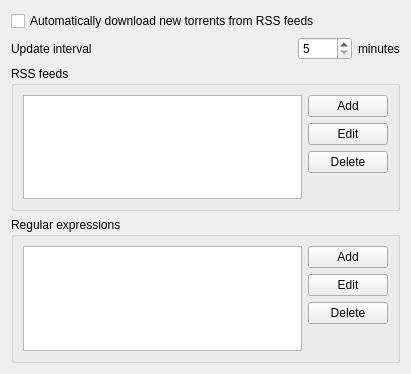
LubosD/fatrat, file rss/SettingsRssForm.ui: the form before one commit.
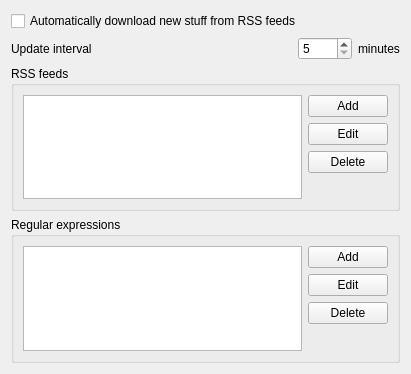
The form after the commit.

The edit to the form file:
```diff
--- a/rss/SettingsRssForm.ui
+++ b/rss/SettingsRssForm.ui
@@ -13,7 +13,7 @@
    <item row="0" column="0" colspan="4" >
     <widget class="QCheckBox" name="checkEnable" >
      <property name="text" >
-      <string>Automatically download new torrents from RSS feeds</string>
+      <string>Automatically download new stuff from RSS feeds</string>
      </property>
     </widget>
    </item>
```
